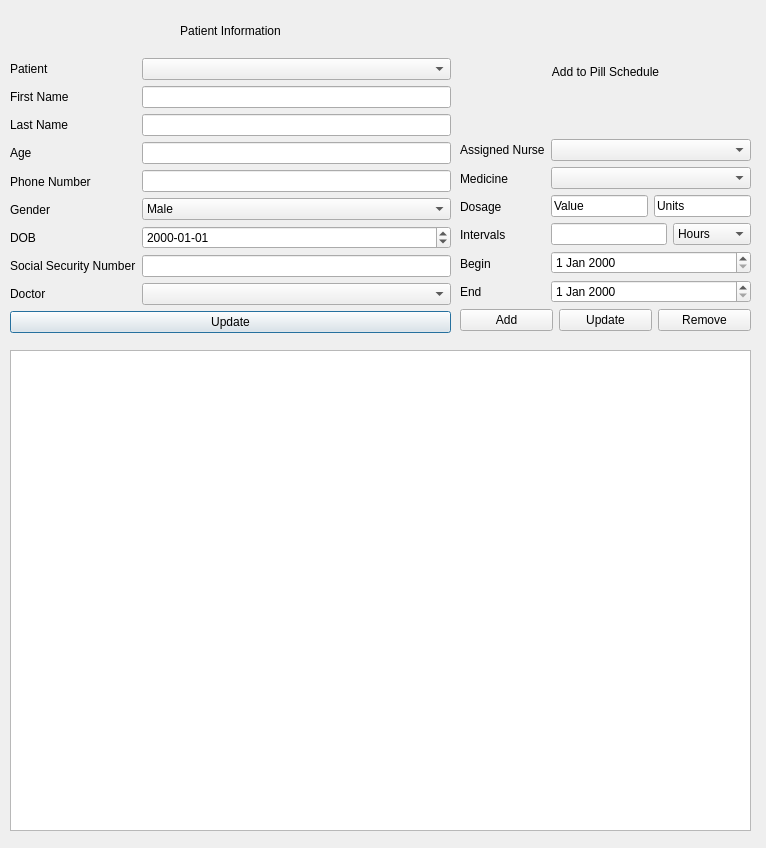
The window that editpatient.ui (luigiacuna/UB-GUI-OOP-Final-Project) describes before a commit, drawn with Qt 5.
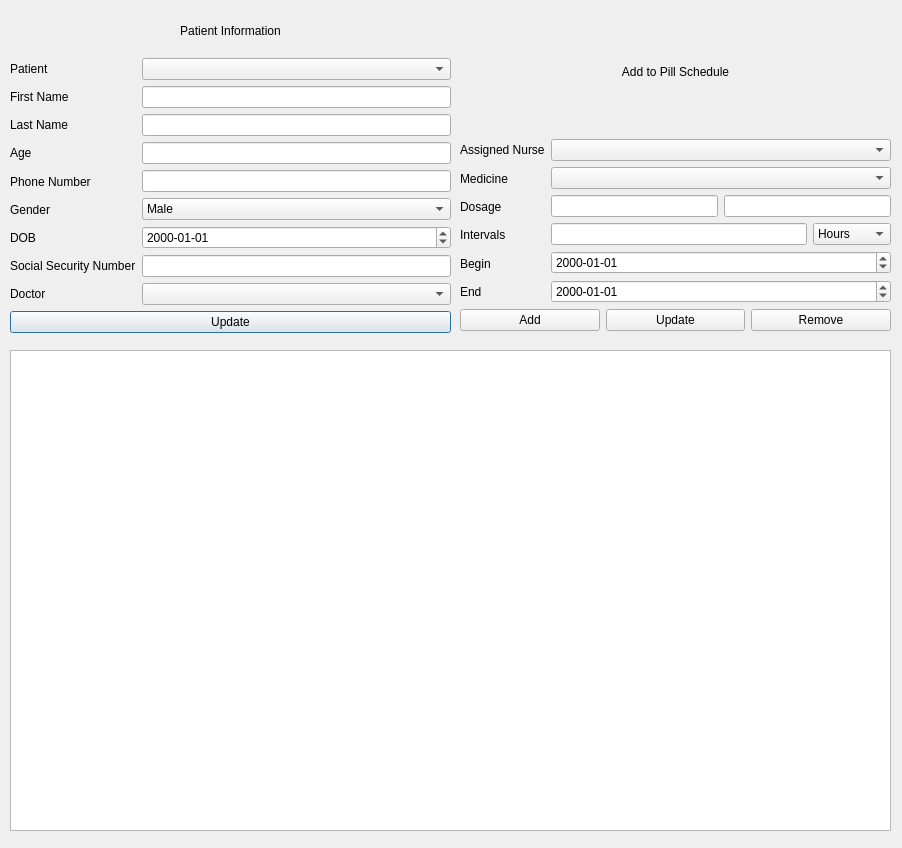
The same window after the commit.

Patch:
```diff
--- a/editpatient.ui
+++ b/editpatient.ui
@@ -6,7 +6,7 @@
    <rect>
     <x>0</x>
     <y>0</y>
-    <width>766</width>
+    <width>902</width>
     <height>848</height>
    </rect>
   </property>
@@ -164,7 +164,7 @@
     <rect>
      <x>10</x>
      <y>350</y>
-     <width>741</width>
+     <width>881</width>
      <height>481</height>
     </rect>
    </property>
@@ -174,7 +174,7 @@
     <rect>
      <x>460</x>
      <y>10</y>
-     <width>291</width>
+     <width>431</width>
      <height>321</height>
     </rect>
    </property>
@@ -250,14 +250,14 @@
           <item>
            <widget class="QLineEdit" name="dosageValueInNum">
             <property name="text">
-             <string>Value</string>
+             <string/>
             </property>
            </widget>
           </item>
           <item>
            <widget class="QLineEdit" name="dosageValueInUnits">
             <property name="text">
-             <string>Units</string>
+             <string/>
             </property>
            </widget>
           </item>
@@ -295,10 +295,18 @@
          </layout>
         </item>
         <item>
-         <widget class="QDateEdit" name="dateBeginLabel_2"/>
+         <widget class="QDateEdit" name="dateBeginInput">
+          <property name="displayFormat">
+           <string>yyyy-MM-dd</string>
+          </property>
+         </widget>
         </item>
         <item>
-         <widget class="QDateEdit" name="dateEndInput"/>
+         <widget class="QDateEdit" name="dateEndInput">
+          <property name="displayFormat">
+           <string>yyyy-MM-dd</string>
+          </property>
+         </widget>
         </item>
        </layout>
       </item>
```
Left out of the diff: 2 changed lines with no effect on the pictures.
